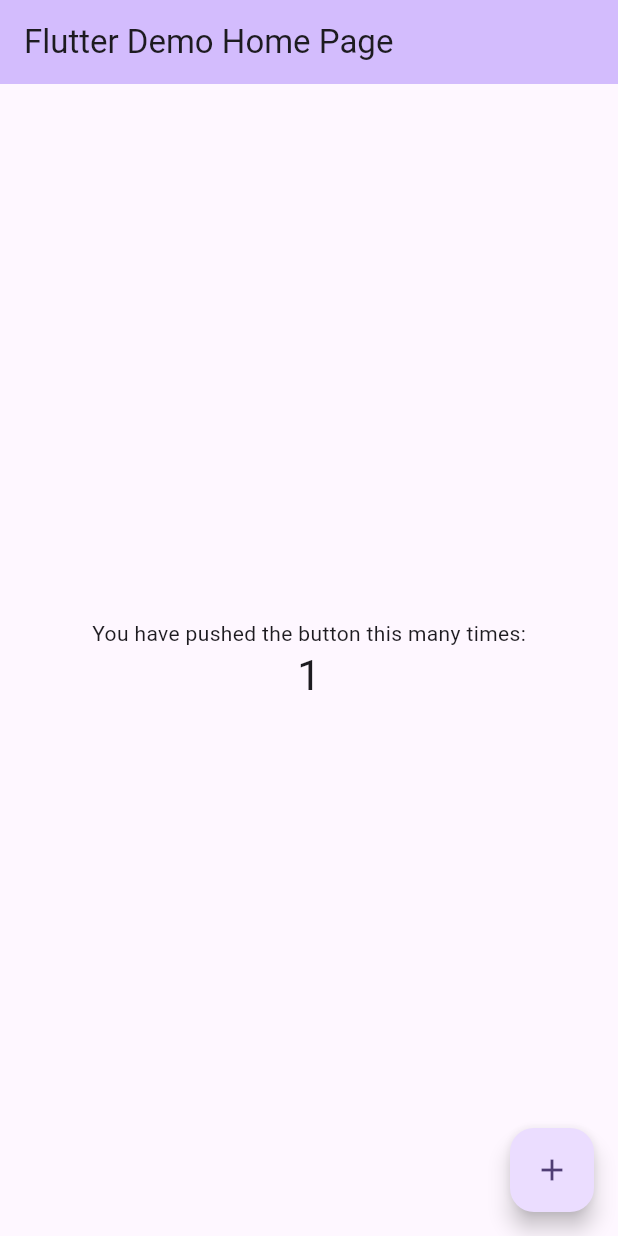
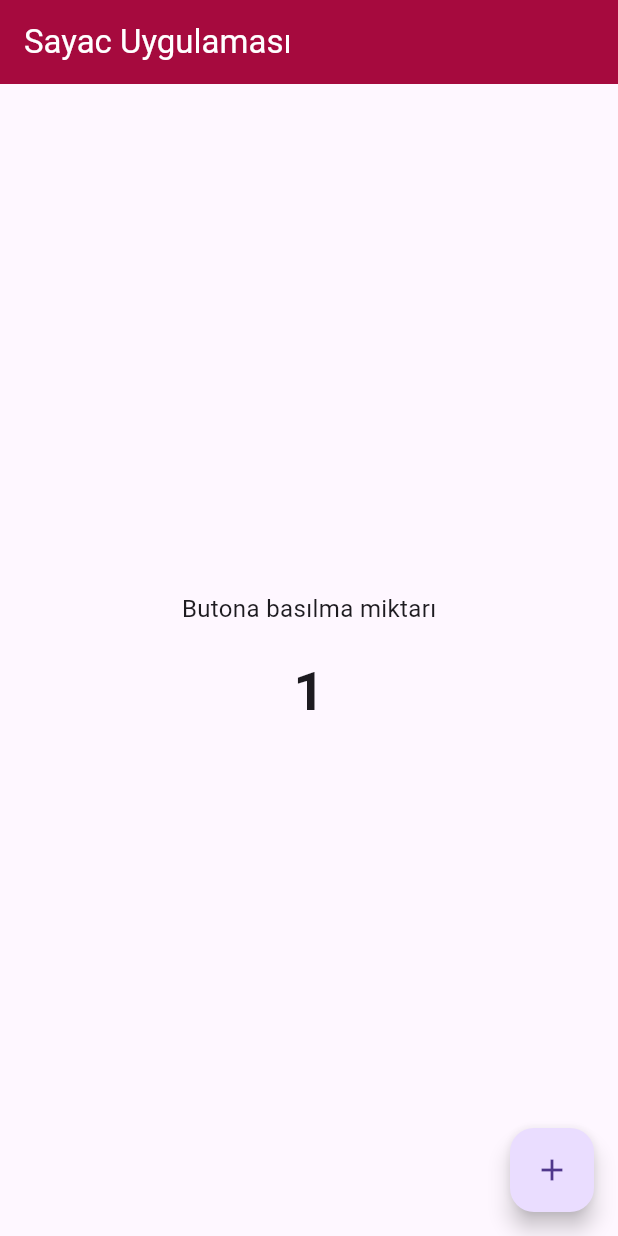
Before and after one commit to kaixintoy8/sayac_uygulamasi, a Flutter app: the screen it shows after launch, after a tap on the "add" icon, on a phone screen of 412 x 824 dp. Run offline on Flutter 3.47's test engine with Material 3 defaults, Android fonts, the phone set to English and light mode, and no system bars.

Commit message:
sayac buton uygulaması oluşturuldu

```diff
--- a/lib/main.dart
+++ b/lib/main.dart
@@ -1,4 +1,5 @@
 import 'package:flutter/material.dart';
+import 'package:sayac_uygulamasi/sayac_widget.dart';
 
 void main() {
   runApp(const MyApp());
@@ -7,116 +8,43 @@ void main() {
 class MyApp extends StatelessWidget {
   const MyApp({super.key});
 
-  // This widget is the root of your application.
   @override
   Widget build(BuildContext context) {
     return MaterialApp(
-      title: 'Flutter Demo',
-      theme: ThemeData(
-        // This is the theme of your application.
-        //
-        // TRY THIS: Try running your application with "flutter run". You'll see
-        // the application has a purple toolbar. Then, without quitting the app,
-        // try changing the seedColor in the colorScheme below to Colors.green
-        // and then invoke "hot reload" (save your changes or press the "hot
-        // reload" button in a Flutter-supported IDE, or press "r" if you used
-        // the command line to start the app).
-        //
-        // Notice that the counter didn't reset back to zero; the application
-        // state is not lost during the reload. To reset the state, use hot
-        // restart instead.
-        //
-        // This works for code too, not just values: Most code changes can be
-        // tested with just a hot reload.
-        colorScheme: ColorScheme.fromSeed(seedColor: Colors.deepPurple),
-      ),
-      home: const MyHomePage(title: 'Flutter Demo Home Page'),
+      debugShowCheckedModeBanner: false,
+      home: SayacUygulamasiAnaSayfa(),
     );
   }
 }
 
-class MyHomePage extends StatefulWidget {
-  const MyHomePage({super.key, required this.title});
-
-  // This widget is the home page of your application. It is stateful, meaning
-  // that it has a State object (defined below) that contains fields that affect
-  // how it looks.
-
-  // This class is the configuration for the state. It holds the values (in this
-  // case the title) provided by the parent (in this case the App widget) and
-  // used by the build method of the State. Fields in a Widget subclass are
-  // always marked "final".
-
-  final String title;
-
-  @override
-  State<MyHomePage> createState() => _MyHomePageState();
-}
-
-class _MyHomePageState extends State<MyHomePage> {
-  int _counter = 0;
-
-  void _incrementCounter() {
-    setState(() {
-      // This call to setState tells the Flutter framework that something has
-      // changed in this State, which causes it to rerun the build method below
-      // so that the display can reflect the updated values. If we changed
-      // _counter without calling setState(), then the build method would not be
-      // called again, and so nothing would appear to happen.
-      _counter++;
-    });
-  }
-
+class SayacUygulamasiAnaSayfa extends StatelessWidget {
+  SayacUygulamasiAnaSayfa({super.key});
+  final SayacWidgetKey = GlobalKey<SayacWidgetState>();
   @override
   Widget build(BuildContext context) {
-    // This method is rerun every time setState is called, for instance as done
-    // by the _incrementCounter method above.
-    //
-    // The Flutter framework has been optimized to make rerunning build methods
-    // fast, so that you can just rebuild anything that needs updating rather
-    // than having to individually change instances of widgets.
+    debugPrint("build çalıştı");
     return Scaffold(
       appBar: AppBar(
-        // TRY THIS: Try changing the color here to a specific color (to
-        // Colors.amber, perhaps?) and trigger a hot reload to see the AppBar
-        // change color while the other colors stay the same.
-        backgroundColor: Theme.of(context).colorScheme.inversePrimary,
-        // Here we take the value from the MyHomePage object that was created by
-        // the App.build method, and use it to set our appbar title.
-        title: Text(widget.title),
+        title: Text("Sayac Uygulaması"),
+        backgroundColor: const Color.fromARGB(255, 166, 10, 62),
+        foregroundColor: Colors.white,
       ),
       body: Center(
-        // Center is a layout widget. It takes a single child and positions it
-        // in the middle of the parent.
         child: Column(
-          // Column is also a layout widget. It takes a list of children and
-          // arranges them vertically. By default, it sizes itself to fit its
-          // children horizontally, and tries to be as tall as its parent.
-          //
-          // Column has various properties to control how it sizes itself and
-          // how it positions its children. Here we use mainAxisAlignment to
-          // center the children vertically; the main axis here is the vertical
-          // axis because Columns are vertical (the cross axis would be
-          // horizontal).
-          //
-          // TRY THIS: Invoke "debug painting" (choose the "Toggle Debug Paint"
-          // action in the IDE, or press "p" in the console), to see the
-          // wireframe for each widget.
           mainAxisAlignment: MainAxisAlignment.center,
-          children: <Widget>[
-            const Text('You have pushed the button this many times:'),
-            Text(
-              '$_counter',
-              style: Theme.of(context).textTheme.headlineMedium,
-            ),
+          children: [
+            Text("Butona basılma miktarı", style: TextStyle(fontSize: 16)),
+            SizedBox(height: 18),
+            SayacWidget(key: SayacWidgetKey),
           ],
         ),
       ),
       floatingActionButton: FloatingActionButton(
-        onPressed: _incrementCounter,
-        tooltip: 'Increment',
-        child: const Icon(Icons.add),
-      ), // This trailing comma makes auto-formatting nicer for build methods.
+        child: Icon(Icons.add),
+        onPressed: () {
+          SayacWidgetKey.currentState!.arttir();
+        },
+      ),
     );
   }
 }
--- /dev/null
+++ b/lib/sayac_widget.dart
@@ -0,0 +1,25 @@
+import 'package:flutter/material.dart';
+
+class SayacWidget extends StatefulWidget {
+  const SayacWidget({super.key});
+
+  @override
+  State<SayacWidget> createState() => SayacWidgetState();
+}
+
+class SayacWidgetState extends State<SayacWidget> {
+  int _sayac = 0;
+  void arttir() {
+    setState(() {
+      _sayac++;
+    });
+  }
+
+  @override
+  Widget build(BuildContext context) {
+    return Text(
+      _sayac.toString(),
+      style: TextStyle(fontSize: 36, fontWeight: FontWeight.bold),
+    );
+  }
+}
```
